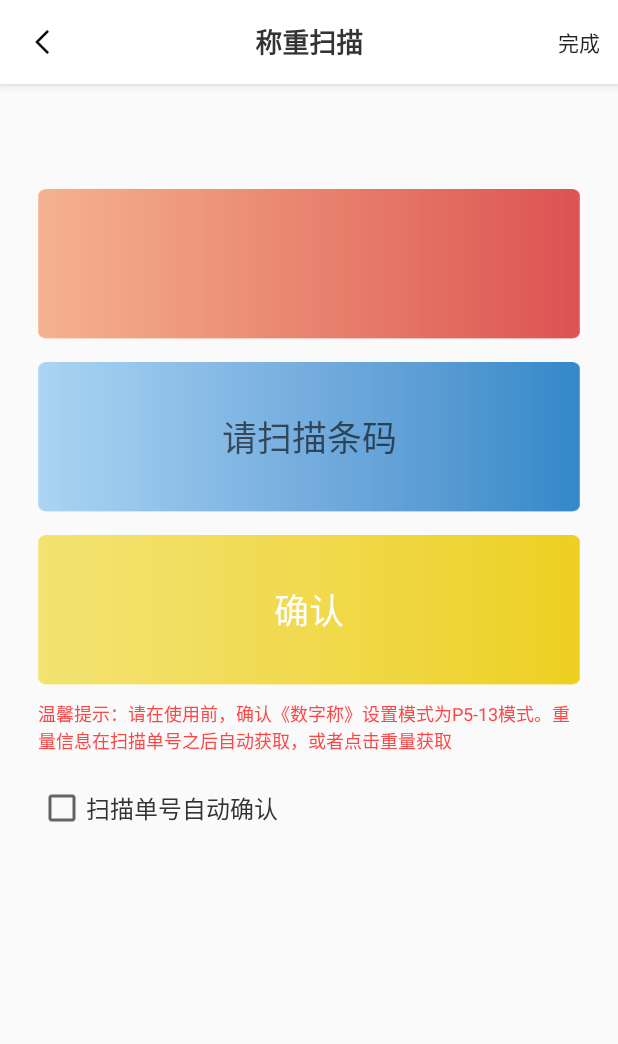
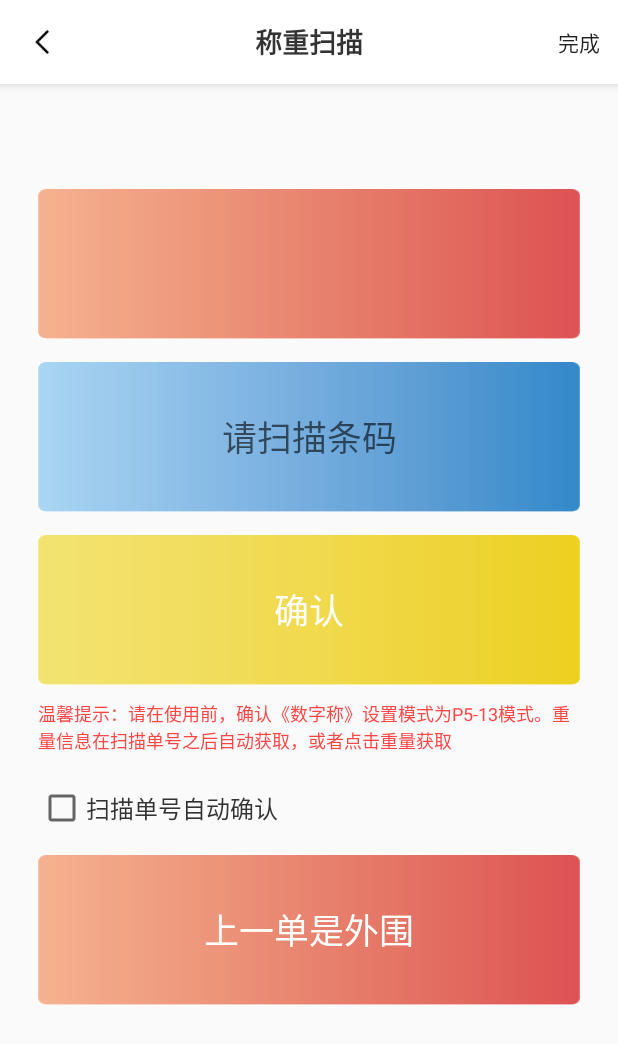
Before and after one commit to chen1311j/bluetooth_weighting, an Android app: the WeighScanCodeActivity screen opened directly, with no data from a screen before it, on a phone screen of 412 x 824 dp. Shown: the top 1044 px of the screen. Run offline under Robolectric (Android 15) with nearby library versions, the phone set to English and light mode, and no system bars; our stand-ins replace RxJava, data binding; libraries missing offline, so code that uses them is left out: com.uber.autodispose; 4 statements that could not run were skipped.

Commit message:
提交代码

```diff
--- a/BaseLibrary/src/main/java/com/xing/library/helper/Constants.kt
+++ b/BaseLibrary/src/main/java/com/xing/library/helper/Constants.kt
@@ -16,6 +16,7 @@ object Constants {
     val IS_RESET_SCANNING = "isResetScanning"
     val NAME = "name"
     val HOST_API = "http://poststation.pengpengwaimai.top/"
+    val HOST_API_2 = "http://mail.pengpengwaimai.top/"
 
 
     val MSG_GOT_DATA = 110
--- /dev/null
+++ b/BaseLibrary/src/main/java/com/xing/library/model/remote/api/ApiMailService.kt
@@ -0,0 +1,12 @@
+package com.xing.library.model.remote.api
+
+import com.xing.library.model.data.BaseResponse
+import com.xing.library.model.data.CustomerBean
+import com.xing.library.model.data.DefaultCode
+import io.reactivex.Single
+import retrofit2.http.*
+
+interface ApiMailService {
+    @GET("/change_area.php")
+    fun setPreviousOrder(@Query("company") company:String): Single<BaseResponse<Any>>
+}
--- a/BaseLibrary/src/main/java/com/xing/library/model/remote/api/ApiService.kt
+++ b/BaseLibrary/src/main/java/com/xing/library/model/remote/api/ApiService.kt
@@ -11,6 +11,7 @@ interface ApiService {
     @GET("/company/index")
     fun getCustomerList(): Single<BaseResponse<List<CustomerBean>>>
 
+
     @POST("/company/weight")
     @FormUrlEncoded
     fun requestWeight(@FieldMap map: Map<String, String>): Single<BaseResponse<Any>>
--- a/app/src/main/java/com/xing/bluetoothweighapp/di/app_module.kt
+++ b/app/src/main/java/com/xing/bluetoothweighapp/di/app_module.kt
@@ -7,6 +7,7 @@ import com.xing.bluetoothweighapp.view.viewmodel.ToDayDataViewModel
 import com.xing.bluetoothweighapp.view.viewmodel.WeighScanCodeViewModel
 import com.xing.library.helper.Constants
 import com.xing.library.helper.network.NetMgr
+import com.xing.library.model.remote.api.ApiMailService
 import com.xing.library.model.remote.api.ApiService
 import com.xing.library.model.repository.ApiRepository
 import org.koin.androidx.viewmodel.ext.koin.viewModel
@@ -17,7 +18,7 @@ val viewModelModule = module {
 
     viewModel { MainViewModel(get(),get()) }
     viewModel { SelectCustomerViewModel(get()) }
-    viewModel { WeighScanCodeViewModel(get()) }
+    viewModel { WeighScanCodeViewModel(get(),get()) }
     viewModel { ToDayDataViewModel(get()) }
 
 }
@@ -25,11 +26,12 @@ val viewModelModule = module {
 val remoteModule = module {
     single<Retrofit> { NetMgr.getRetrofit(Constants.HOST_API) }
     single<ApiService> { get<Retrofit>().create(ApiService::class.java) }
+    single<ApiMailService> { NetMgr[Constants.HOST_API_2, ApiMailService::class.java] }
 }
 
 
 val repoModule = module {
-    single { ApiRepository(get()) }
+    single { ApiRepository(get(),get()) }
     single { ManagerFactory.getInstance().weigthBeanManager }
 }
 
--- a/app/src/main/res/layout/weigh_scan_code_activity.xml
+++ b/app/src/main/res/layout/weigh_scan_code_activity.xml
@@ -110,6 +110,20 @@
                     android:text="扫描单号自动确认"
                     android:textColor="@color/color_333333"
                     android:textSize="@dimen/sp_16" />
+
+
+                <TextView
+                    android:id="@+id/tv_previous_order"
+                    android:layout_width="match_parent"
+                    android:layout_height="@dimen/dimen_100dp"
+                    android:layout_marginTop="@dimen/dimen_15dp"
+                    android:gravity="center"
+                    android:onClick="@{(v)->presenter.onClick(v)}"
+                    android:text="上一单是外围"
+                    android:background="@mipmap/bg_red"
+                    android:layout_marginBottom="@dimen/dimen_50dp"
+                    android:textColor="@android:color/white"
+                    android:textSize="@dimen/sp_23" />
             </LinearLayout>
         </androidx.core.widget.NestedScrollView>
     </LinearLayout>
```
Also changed, not shown: BaseLibrary/src/main/java/com/xing/library/model/repository/ApiRepository.kt (+6 -1 lines), app/build.gradle (+8 -0 lines), app/src/main/java/com/xing/bluetoothweighapp/bluetooth/ReadBluetoothTask.kt (+24 -4 lines), app/src/main/java/com/xing/bluetoothweighapp/view/WeighScanCodeActivity.kt (+24 -7 lines), app/src/main/java/com/xing/bluetoothweighapp/view/viewmodel/WeighScanCodeViewModel.kt (+5 -6 lines), 1 other file.
